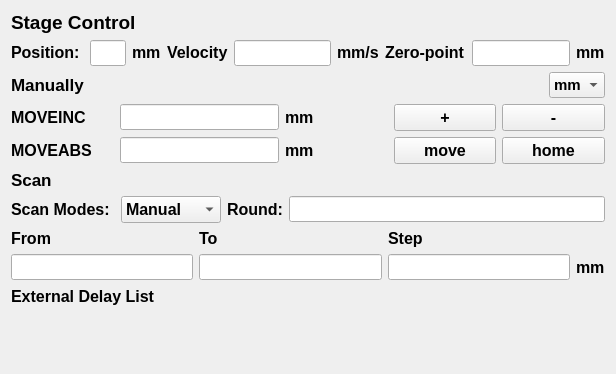
Old version of the form labctrl/components/linear_stages/servo/bundle_widget.ui in the repository Astro-Aionia/CB331-Labctrl.
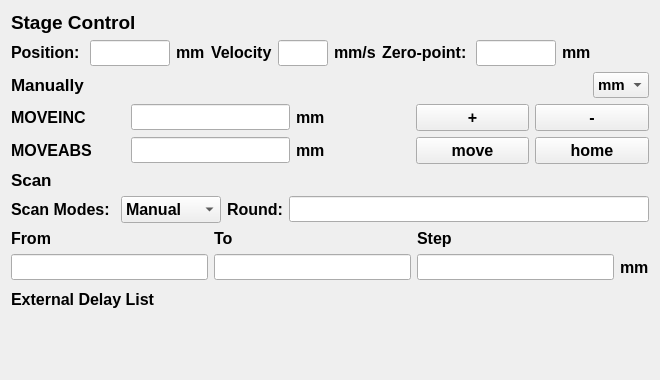
New version of the form.

```diff
--- a/labctrl/components/linear_stages/servo/bundle_widget.ui
+++ b/labctrl/components/linear_stages/servo/bundle_widget.ui
@@ -6,8 +6,8 @@
    <rect>
     <x>0</x>
     <y>0</y>
-    <width>560</width>
-    <height>374</height>
+    <width>634</width>
+    <height>380</height>
    </rect>
   </property>
   <property name="sizePolicy">
@@ -145,11 +145,17 @@
      <item>
       <widget class="QLineEdit" name="lineEdit_2">
        <property name="sizePolicy">
-        <sizepolicy hsizetype="Expanding" vsizetype="Fixed">
+        <sizepolicy hsizetype="Maximum" vsizetype="Fixed">
          <horstretch>0</horstretch>
          <verstretch>0</verstretch>
         </sizepolicy>
        </property>
+       <property name="maximumSize">
+        <size>
+         <width>50</width>
+         <height>16777215</height>
+        </size>
+       </property>
        <property name="font">
         <font>
          <family>Consolas</family>
@@ -521,6 +527,12 @@
          <verstretch>0</verstretch>
         </sizepolicy>
        </property>
+       <property name="minimumSize">
+        <size>
+         <width>80</width>
+         <height>0</height>
+        </size>
+       </property>
        <property name="font">
         <font>
          <family>Consolas</family>
@@ -677,6 +689,12 @@
          <verstretch>0</verstretch>
         </sizepolicy>
        </property>
+       <property name="minimumSize">
+        <size>
+         <width>0</width>
+         <height>0</height>
+        </size>
+       </property>
        <property name="font">
         <font>
          <pointsize>12</pointsize>
@@ -684,7 +702,7 @@
         </font>
        </property>
        <property name="text">
-        <string>Zero-point</string>
+        <string>Zero-point:</string>
        </property>
       </widget>
      </item>
@@ -696,6 +714,18 @@
          <verstretch>0</verstretch>
         </sizepolicy>
        </property>
+       <property name="minimumSize">
+        <size>
+         <width>80</width>
+         <height>0</height>
+        </size>
+       </property>
+       <property name="maximumSize">
+        <size>
+         <width>80</width>
+         <height>16777215</height>
+        </size>
+       </property>
        <property name="font">
         <font>
          <family>Consolas</family>
```
